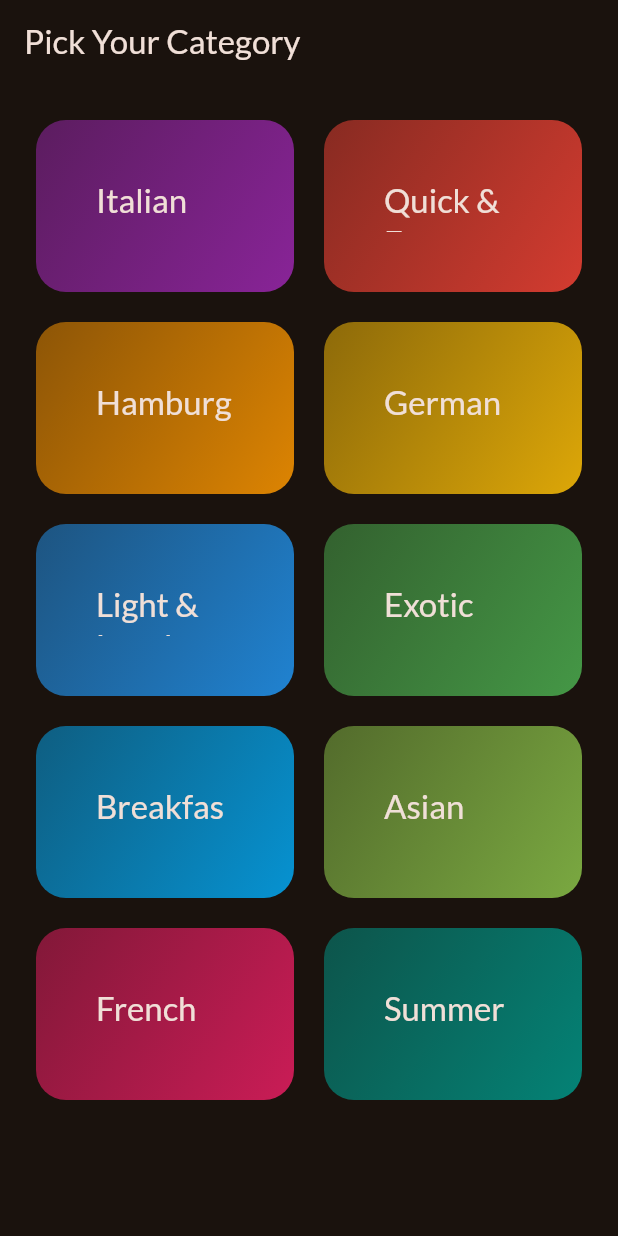
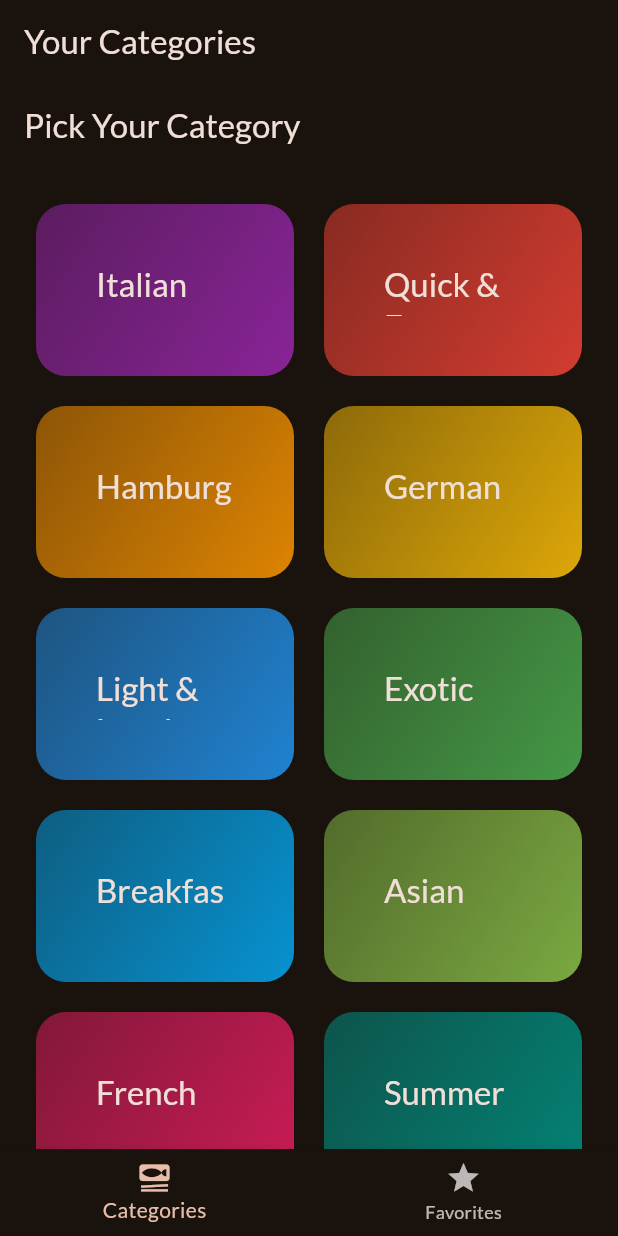
Before and after one commit to balayogigmcs/meals_provider, a Flutter app: the screen it shows after launch, on a phone screen of 412 x 824 dp. Run offline on Flutter 3.47's test engine with Material 3 defaults, Android fonts, the phone set to English and light mode, and no system bars; our stand-ins replace google_fonts, transparent_image.

Commit message:
added Tabs

```diff
--- a/lib/main.dart
+++ b/lib/main.dart
@@ -1,7 +1,8 @@
 import 'package:flutter/material.dart';
 
 import 'package:google_fonts/google_fonts.dart';
-import 'package:meals/screens/categories_screen.dart';
+//import 'package:meals/screens/categories_screen.dart';
+import 'package:meals/screens/tabs_screen.dart';
 
 final theme = ThemeData(
   useMaterial3: true,
@@ -23,7 +24,7 @@ class App extends StatelessWidget {
   Widget build(BuildContext context) {
     return MaterialApp(
       theme: theme,
-      home: const CategoriesScreen(),
+      home: TabsScreen(),
     );
   }
 }
--- /dev/null
+++ b/lib/screens/tabs_screen.dart
@@ -0,0 +1,42 @@
+import 'package:flutter/material.dart';
+import 'package:meals/screens/categories_screen.dart';
+import 'package:meals/screens/meals_screen.dart';
+
+class TabsScreen extends StatefulWidget {
+  @override
+  State<TabsScreen> createState() {
+    return _TabsScreenState();
+  }
+}
+
+class _TabsScreenState extends State<TabsScreen> {
+  int _selectedPageIndex = 0;
+
+  void _selectPage(int index) {
+    setState(() {
+      _selectedPageIndex = index;
+    });
+  }
+
+  @override
+  Widget build(BuildContext context) {
+
+    Widget activePage = const CategoriesScreen();
+    var activeTitlePage = 'Your Categories';
+
+    if(_selectedPageIndex ==1){
+      activePage = const MealsScreen(title: 'Favorites', meals: []);
+      activeTitlePage = 'Your Favorites';
+    }
+    return Scaffold(
+      appBar: AppBar(title: Text(activeTitlePage),),
+      body: activePage,
+      bottomNavigationBar:
+          BottomNavigationBar(onTap: _selectPage, items: const [
+        BottomNavigationBarItem(
+            icon: Icon(Icons.set_meal), label: 'Categories'),
+        BottomNavigationBarItem(icon: Icon(Icons.star), label: 'Favorites')
+      ]),
+    );
+  }
+}
```
Also changed, not shown: 3 other files.
